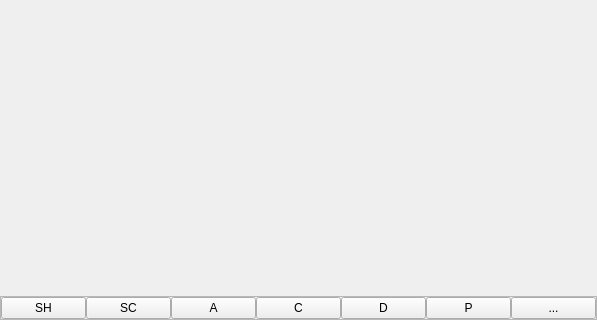
Above: src/bin/scenarist-mobile/UserInterfaceLayer/Scenario/ScenarioTextView.ui from dimkanovikov/KITScenarist before the change; both pictures show x 0 to 597 and y 150 to 470 of the 597 by 470 pixel window. Below: the same form after it.
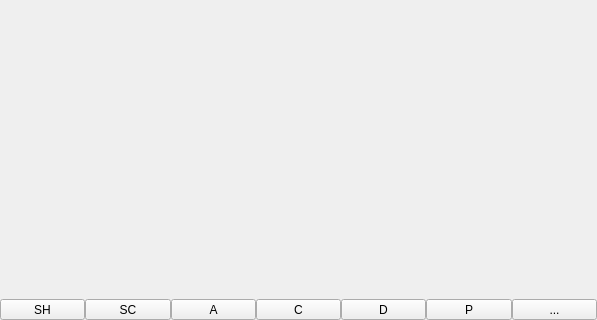
That is the form after the change. Icons and pictures are not drawn. Custom widgets are drawn as their Qt base class.

Patch:
```diff
--- a/src/bin/scenarist-mobile/UserInterfaceLayer/Scenario/ScenarioTextView.ui
+++ b/src/bin/scenarist-mobile/UserInterfaceLayer/Scenario/ScenarioTextView.ui
@@ -101,12 +101,6 @@
    </item>
    <item>
     <widget class="QFrame" name="editingToolbar">
-     <property name="frameShape">
-      <enum>QFrame::StyledPanel</enum>
-     </property>
-     <property name="frameShadow">
-      <enum>QFrame::Raised</enum>
-     </property>
      <layout class="QHBoxLayout" name="horizontalLayout_2">
       <property name="spacing">
        <number>0</number>
@@ -124,7 +118,7 @@
        <number>0</number>
       </property>
       <item>
-       <widget class="QPushButton" name="sceneHeadingStyle">
+       <widget class="QToolButton" name="sceneHeadingStyle">
         <property name="sizePolicy">
          <sizepolicy hsizetype="Preferred" vsizetype="Preferred">
           <horstretch>0</horstretch>
@@ -140,7 +134,7 @@
        </widget>
       </item>
       <item>
-       <widget class="QPushButton" name="sceneCharactersStyle">
+       <widget class="QToolButton" name="sceneCharactersStyle">
         <property name="sizePolicy">
          <sizepolicy hsizetype="Preferred" vsizetype="Preferred">
           <horstretch>0</horstretch>
@@ -156,7 +150,7 @@
        </widget>
       </item>
       <item>
-       <widget class="QPushButton" name="actionStyle">
+       <widget class="QToolButton" name="actionStyle">
         <property name="sizePolicy">
          <sizepolicy hsizetype="Preferred" vsizetype="Preferred">
           <horstretch>0</horstretch>
@@ -172,7 +166,13 @@
        </widget>
       </item>
       <item>
-       <widget class="QPushButton" name="characterStyle">
+       <widget class="QToolButton" name="characterStyle">
+        <property name="sizePolicy">
+         <sizepolicy hsizetype="Preferred" vsizetype="Preferred">
+          <horstretch>0</horstretch>
+          <verstretch>0</verstretch>
+         </sizepolicy>
+        </property>
         <property name="text">
          <string>C</string>
         </property>
@@ -182,7 +182,7 @@
        </widget>
       </item>
       <item>
-       <widget class="QPushButton" name="dialogueStyle">
+       <widget class="QToolButton" name="dialogueStyle">
         <property name="sizePolicy">
          <sizepolicy hsizetype="Preferred" vsizetype="Preferred">
           <horstretch>0</horstretch>
@@ -198,7 +198,7 @@
        </widget>
       </item>
       <item>
-       <widget class="QPushButton" name="parentheticalStyle">
+       <widget class="QToolButton" name="parentheticalStyle">
         <property name="sizePolicy">
          <sizepolicy hsizetype="Preferred" vsizetype="Preferred">
           <horstretch>0</horstretch>
@@ -214,7 +214,7 @@
        </widget>
       </item>
       <item>
-       <widget class="QPushButton" name="textStyle">
+       <widget class="QToolButton" name="textStyle">
         <property name="sizePolicy">
          <sizepolicy hsizetype="Preferred" vsizetype="Preferred">
           <horstretch>0</horstretch>
```
